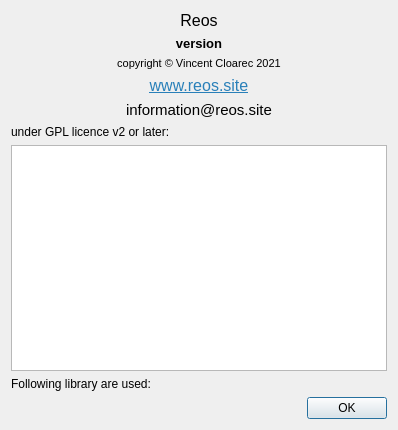
Qt form src/ui/reosaboutwidget.ui (vcloarec/ReosProject) before a commit.
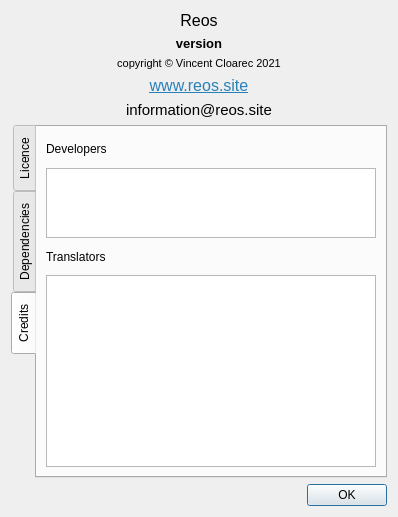
The same form after that commit. The open tabs and pages were chosen to show the change.

Commit message: credits and change about widget

Diff of the .ui file:
```diff
--- a/src/ui/reosaboutwidget.ui
+++ b/src/ui/reosaboutwidget.ui
@@ -7,7 +7,7 @@
     <x>0</x>
     <y>0</y>
     <width>398</width>
-    <height>430</height>
+    <height>517</height>
    </rect>
   </property>
   <property name="windowTitle">
@@ -125,9 +125,28 @@
     </widget>
    </item>
    <item>
+    <widget class="QTabWidget" name="tabWidget">
+     <property name="tabPosition">
+      <enum>QTabWidget::West</enum>
+     </property>
+     <property name="tabShape">
+      <enum>QTabWidget::Rounded</enum>
+     </property>
+     <property name="currentIndex">
+      <number>0</number>
+     </property>
+     <property name="usesScrollButtons">
+      <bool>true</bool>
+     </property>
+     <widget class="QWidget" name="tab">
+      <attribute name="title">
+       <string>Licence</string>
+      </attribute>
+      <layout class="QVBoxLayout" name="verticalLayout_2">
+       <item>
     <widget class="QLabel" name="label_4">
      <property name="text">
-      <string>under GPL licence v2 or later:</string>
+          <string>Under GPL licence v2 or later:</string>
      </property>
     </widget>
    </item>
@@ -144,15 +163,66 @@
      </property>
     </widget>
    </item>
+      </layout>
+     </widget>
+     <widget class="QWidget" name="tab_2">
+      <attribute name="title">
+       <string>Dependencies</string>
+      </attribute>
+      <layout class="QVBoxLayout" name="verticalLayout_3">
    <item>
     <widget class="QLabel" name="label_5">
      <property name="text">
-      <string>Following library are used:</string>
+          <string>Following libraries are used:</string>
      </property>
     </widget>
    </item>
    <item>
     <layout class="QVBoxLayout" name="biblioLayout"/>
+       </item>
+       <item>
+        <spacer name="verticalSpacer">
+         <property name="orientation">
+          <enum>Qt::Vertical</enum>
+         </property>
+         <property name="sizeHint" stdset="0">
+          <size>
+           <width>20</width>
+           <height>40</height>
+          </size>
+         </property>
+        </spacer>
+       </item>
+      </layout>
+     </widget>
+     <widget class="QWidget" name="tab_3">
+      <attribute name="title">
+       <string>Credits</string>
+      </attribute>
+      <layout class="QVBoxLayout" name="verticalLayout_4" stretch="1,1,1,0">
+       <item>
+        <widget class="QLabel" name="label_3">
+         <property name="text">
+          <string>Developers</string>
+         </property>
+        </widget>
+       </item>
+       <item>
+        <widget class="QTextBrowser" name="devTextBrowser"/>
+       </item>
+       <item>
+        <widget class="QLabel" name="label_6">
+         <property name="text">
+          <string>Translators</string>
+         </property>
+        </widget>
+       </item>
+       <item>
+        <widget class="QTextBrowser" name="transTextBrowser"/>
+       </item>
+      </layout>
+     </widget>
+    </widget>
    </item>
    <item>
     <widget class="QDialogButtonBox" name="buttonBox">
```
Lines whose indentation alone changed are shown as unchanged. The commit also changes 8 other files.
